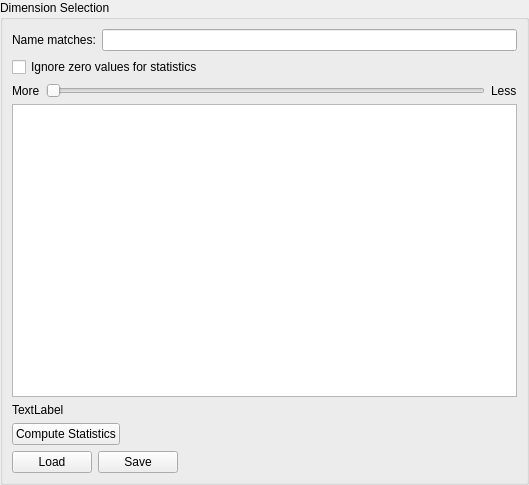
This is ui/DimensionSelectionWidget.ui in ManiVaultStudio/t-SNE-Analysis as Qt 5 draws it before an edit. The edited form follows.
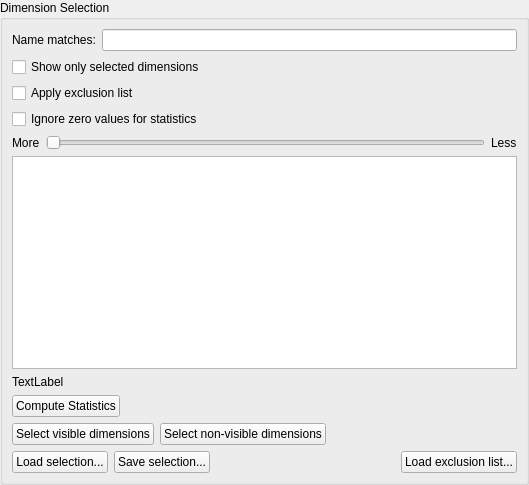
This is the edited form.

Commit message:
Add "Show only selected", "Select visible", "Select non-visible" buttons
Also added UI for loading and applying an exclusion list (not yet implemented).

Patch:
```diff
--- a/ui/DimensionSelectionWidget.ui
+++ b/ui/DimensionSelectionWidget.ui
@@ -46,6 +46,20 @@
         </item>
        </layout>
       </item>
+      <item>
+       <widget class="QCheckBox" name="showOnlySelectedDimensionsCheckBox">
+        <property name="text">
+         <string>Show only selected dimensions</string>
+        </property>
+       </widget>
+      </item>
+      <item>
+       <widget class="QCheckBox" name="applyExclusionListCheckBox">
+        <property name="text">
+         <string>Apply exclusion list</string>
+        </property>
+       </widget>
+      </item>
       <item>
        <widget class="QCheckBox" name="ignoreZeroValuesCheckBox">
         <property name="text">
@@ -70,6 +84,9 @@
         </item>
         <item>
          <widget class="QSlider" name="horizontalSlider">
+          <property name="maximum">
+           <number>1</number>
+          </property>
           <property name="orientation">
            <enum>Qt::Horizontal</enum>
           </property>
@@ -149,19 +166,50 @@
         </item>
        </layout>
       </item>
+      <item>
+       <layout class="QHBoxLayout" name="horizontalLayout_4">
+        <item>
+         <widget class="QPushButton" name="selectVisibleDimensionsPushButton">
+          <property name="text">
+           <string>Select visible dimensions</string>
+          </property>
+         </widget>
+        </item>
+        <item>
+         <widget class="QPushButton" name="selectNonVisibleDimensionsPushButton">
+          <property name="text">
+           <string>Select non-visible dimensions</string>
+          </property>
+         </widget>
+        </item>
+        <item>
+         <spacer name="horizontalSpacer_3">
+          <property name="orientation">
+           <enum>Qt::Horizontal</enum>
+          </property>
+          <property name="sizeHint" stdset="0">
+           <size>
+            <width>40</width>
+            <height>20</height>
+           </size>
+          </property>
+         </spacer>
+        </item>
+       </layout>
+      </item>
       <item>
        <layout class="QHBoxLayout" name="horizontalLayout_3">
         <item>
          <widget class="QPushButton" name="loadPushButton">
           <property name="text">
-           <string>Load</string>
+           <string>Load selection...</string>
           </property>
          </widget>
         </item>
         <item>
          <widget class="QPushButton" name="savePushButton">
           <property name="text">
-           <string>Save</string>
+           <string>Save selection...</string>
           </property>
          </widget>
         </item>
@@ -178,6 +226,13 @@
           </property>
          </spacer>
         </item>
+        <item>
+         <widget class="QPushButton" name="loadExclusionListPushButton">
+          <property name="text">
+           <string>Load exclusion list...</string>
+          </property>
+         </widget>
+        </item>
        </layout>
       </item>
      </layout>
```
The commit also changes 5 other files.
